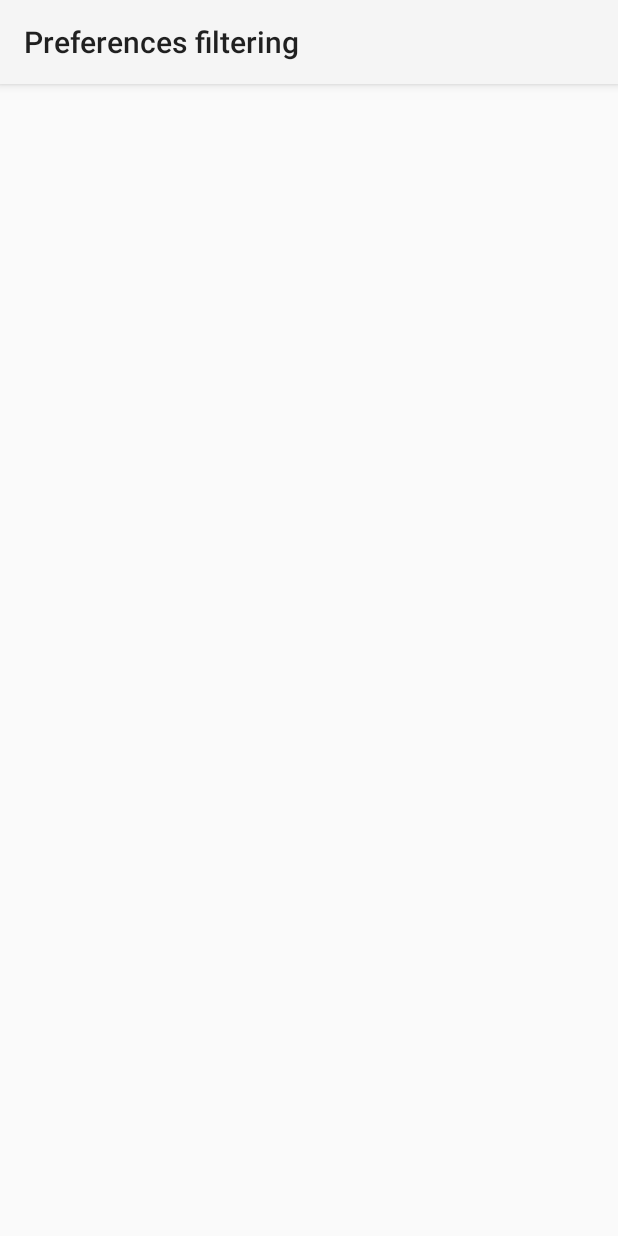
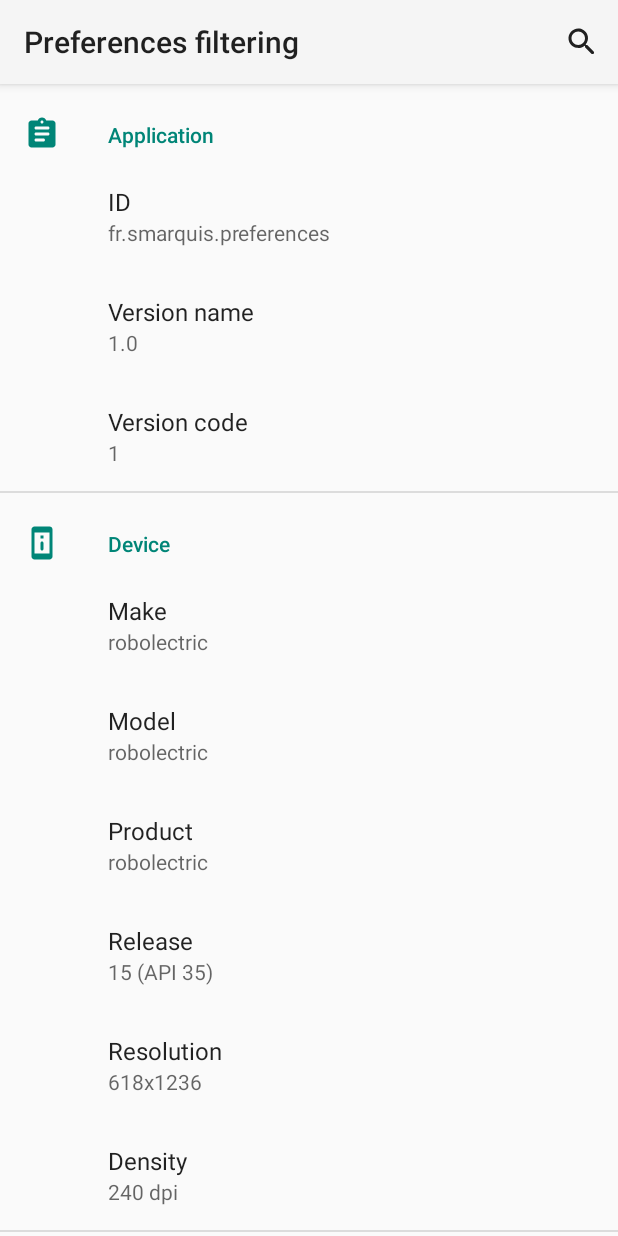
Before and after one commit to SimonMarquis/Preferences-filtering, an Android app: the screen it shows after launch (SettingsActivity), on a phone screen of 412 x 824 dp. Run offline under Robolectric (Android 15) with nearby library versions, the phone set to English and light mode, and no system bars; our stand-ins replace androidx.preference; 4 statements that could not run were skipped.

Commit message:
Create SettingsFragment and filtering mechanism

```diff
--- /dev/null
+++ b/app/src/main/java/fr/smarquis/preferences/Filtering.kt
@@ -0,0 +1,40 @@
+package fr.smarquis.preferences
+
+import androidx.annotation.VisibleForTesting
+import androidx.appcompat.widget.SearchView
+import androidx.preference.EditTextPreference
+import androidx.preference.ListPreference
+import androidx.preference.MultiSelectListPreference
+import androidx.preference.Preference
+import androidx.preference.PreferenceGroup
+import androidx.preference.PreferenceScreen
+import androidx.preference.SeekBarPreference
+import androidx.preference.TwoStatePreference
+import androidx.preference.children
+
+object Filtering {
+
+    operator fun invoke(preference: Preference, string: String?) = preference.filter(string)
+
+    @VisibleForTesting
+    fun Preference.filter(string: String?): Boolean = when {
+        this is PreferenceGroup -> children.map { it.filter(string) }.count { it } > 0
+        string.isNullOrBlank() -> true
+        string in title -> true
+        string in summary -> true
+        this is EditTextPreference -> string in text
+        this is SeekBarPreference -> string in value.toString()
+        this is TwoStatePreference -> string in if (isChecked) summaryOn else summaryOff
+        this is ListPreference -> string in value
+        this is MultiSelectListPreference -> values.any { string in it }
+        else -> false
+    }.also { isVisible = it }
+
+    private operator fun CharSequence?.contains(filter: String?): Boolean = this?.contains(filter.orEmpty(), ignoreCase = true) ?: false
+
+}
+
+fun SearchView.attachFiltering(screen: PreferenceScreen) = setOnQueryTextListener(object : SearchView.OnQueryTextListener {
+    override fun onQueryTextSubmit(query: String) = Filtering(screen, query)
+    override fun onQueryTextChange(newText: String) = Filtering(screen, newText)
+})
--- /dev/null
+++ b/app/src/main/java/fr/smarquis/preferences/SettingsFragment.kt
@@ -0,0 +1,81 @@
+package fr.smarquis.preferences
+
+import android.os.Build.MANUFACTURER
+import android.os.Build.MODEL
+import android.os.Build.PRODUCT
+import android.os.Build.VERSION.RELEASE
+import android.os.Build.VERSION.SDK_INT
+import android.os.Bundle
+import android.text.style.ImageSpan
+import android.view.Menu
+import android.view.MenuInflater
+import android.view.View
+import android.widget.TextView
+import androidx.appcompat.widget.SearchView
+import androidx.core.text.buildSpannedString
+import androidx.core.text.inSpans
+import androidx.core.view.isVisible
+import androidx.preference.MultiSelectListPreference
+import androidx.preference.Preference
+import androidx.preference.Preference.SummaryProvider
+import androidx.preference.PreferenceFragmentCompat
+import androidx.recyclerview.widget.RecyclerView.AdapterDataObserver
+import fr.smarquis.preferences.BuildConfig.APPLICATION_ID
+import fr.smarquis.preferences.BuildConfig.VERSION_CODE
+import fr.smarquis.preferences.BuildConfig.VERSION_NAME
+import androidx.preference.R as PreferenceR
+
+class SettingsFragment : PreferenceFragmentCompat() {
+
+    override fun onCreate(savedInstanceState: Bundle?) {
+        super.onCreate(savedInstanceState)
+        setHasOptionsMenu(true)
+    }
+
+    override fun onViewCreated(view: View, savedInstanceState: Bundle?) {
+        super.onViewCreated(view, savedInstanceState)
+        /* Configure the [emptyView] */
+        val emptyView = view.findViewById<TextView>(android.R.id.empty).apply {
+            text = buildSpannedString {
+                inSpans(ImageSpan(context, R.mipmap.ic_launcher)) { append("Empty…") }
+            }
+        }
+        /* Update the [emptyView]'s visibility based on the adapter's item count */
+        with(listView.adapter!!) {
+            registerAdapterDataObserver(object : AdapterDataObserver() {
+                override fun onChanged() {
+                    emptyView.isVisible = itemCount == 0
+                }
+            })
+        }
+    }
+
+    override fun onCreatePreferences(savedInstanceState: Bundle?, rootKey: String?) {
+        setPreferencesFromResource(R.xml.preferences, rootKey)
+        /* Application */
+        findPreference<Preference>("pref_app_applicationId")!!.summary = APPLICATION_ID
+        findPreference<Preference>("pref_app_versionName")!!.summary = VERSION_NAME
+        findPreference<Preference>("pref_app_versionCode")!!.summary = VERSION_CODE.toString()
+        /* Device */
+        val displayMetrics = requireContext().resources.displayMetrics
+        findPreference<Preference>("pref_device_make")!!.summary = MANUFACTURER
+        findPreference<Preference>("pref_device_model")!!.summary = MODEL
+        findPreference<Preference>("pref_device_product")!!.summary = PRODUCT
+        findPreference<Preference>("pref_device_release")!!.summary = "$RELEASE (API $SDK_INT)"
+        findPreference<Preference>("pref_device_resolution")!!.summary = "${displayMetrics.widthPixels}x${displayMetrics.heightPixels}"
+        findPreference<Preference>("pref_device_density")!!.summary = "${displayMetrics.densityDpi} dpi"
+        /* AndroidX */
+        findPreference<MultiSelectListPreference>("pref_androidx_MultiSelectListPreference")!!.summaryProvider = SummaryProvider<MultiSelectListPreference> {
+            if (it.values.isEmpty()) it.context.getString(PreferenceR.string.not_set)
+            else it.values.joinToString { value -> it.entries[it.findIndexOfValue(value)] }
+        }
+    }
+
+    override fun onCreateOptionsMenu(menu: Menu, inflater: MenuInflater) {
+        super.onCreateOptionsMenu(menu, inflater)
+        inflater.inflate(R.menu.menu_settings, menu)
+        /* Attach the filtering mechanism */
+        (menu.findItem(R.id.menu_item_search).actionView as SearchView).attachFiltering(preferenceScreen)
+    }
+
+}
--- /dev/null
+++ b/app/src/main/res/drawable/ic_androidx_24.xml
@@ -0,0 +1,10 @@
+<vector xmlns:android="http://schemas.android.com/apk/res/android"
+    android:width="24dp"
+    android:height="24dp"
+    android:tint="?colorControlActivated"
+    android:viewportWidth="24"
+    android:viewportHeight="24">
+    <path
+        android:fillColor="@android:color/white"
+        android:pathData="M17.6,9.48l1.84,-3.18c0.16,-0.31 0.04,-0.69 -0.26,-0.85c-0.29,-0.15 -0.65,-0.06 -0.83,0.22l-1.88,3.24c-2.86,-1.21 -6.08,-1.21 -8.94,0L5.65,5.67c-0.19,-0.29 -0.58,-0.38 -0.87,-0.2C4.5,5.65 4.41,6.01 4.56,6.3L6.4,9.48C3.3,11.25 1.28,14.44 1,18h22C22.72,14.44 20.7,11.25 17.6,9.48zM7,15.25c-0.69,0 -1.25,-0.56 -1.25,-1.25c0,-0.69 0.56,-1.25 1.25,-1.25S8.25,13.31 8.25,14C8.25,14.69 7.69,15.25 7,15.25zM17,15.25c-0.69,0 -1.25,-0.56 -1.25,-1.25c0,-0.69 0.56,-1.25 1.25,-1.25s1.25,0.56 1.25,1.25C18.25,14.69 17.69,15.25 17,15.25z" />
+</vector>
--- /dev/null
+++ b/app/src/main/res/drawable/ic_application_24.xml
@@ -0,0 +1,10 @@
+<vector xmlns:android="http://schemas.android.com/apk/res/android"
+    android:width="24dp"
+    android:height="24dp"
+    android:tint="?colorControlActivated"
+    android:viewportWidth="24"
+    android:viewportHeight="24">
+    <path
+        android:fillColor="@android:color/white"
+        android:pathData="M19,3h-4.18C14.4,1.84 13.3,1 12,1s-2.4,0.84 -2.82,2L5,3c-1.1,0 -2,0.9 -2,2v14c0,1.1 0.9,2 2,2h14c1.1,0 2,-0.9 2,-2L21,5c0,-1.1 -0.9,-2 -2,-2zM12,3c0.55,0 1,0.45 1,1s-0.45,1 -1,1 -1,-0.45 -1,-1 0.45,-1 1,-1zM13,17L8,17c-0.55,0 -1,-0.45 -1,-1s0.45,-1 1,-1h5c0.55,0 1,0.45 1,1s-0.45,1 -1,1zM16,13L8,13c-0.55,0 -1,-0.45 -1,-1s0.45,-1 1,-1h8c0.55,0 1,0.45 1,1s-0.45,1 -1,1zM16,9L8,9c-0.55,0 -1,-0.45 -1,-1s0.45,-1 1,-1h8c0.55,0 1,0.45 1,1s-0.45,1 -1,1z" />
+</vector>
--- /dev/null
+++ b/app/src/main/res/drawable/ic_device_24.xml
@@ -0,0 +1,10 @@
+<vector xmlns:android="http://schemas.android.com/apk/res/android"
+    android:width="24dp"
+    android:height="24dp"
+    android:tint="?colorControlActivated"
+    android:viewportWidth="24"
+    android:viewportHeight="24">
+    <path
+        android:fillColor="@android:color/white"
+        android:pathData="M13,7h-2v2h2L13,7zM12,11c-0.55,0 -1,0.45 -1,1v4c0,0.55 0.45,1 1,1s1,-0.45 1,-1v-4c0,-0.55 -0.45,-1 -1,-1zM17,1.01L7,1c-1.1,0 -2,0.9 -2,2v18c0,1.1 0.9,2 2,2h10c1.1,0 2,-0.9 2,-2L19,3c0,-1.1 -0.9,-1.99 -2,-1.99zM17,19L7,19L7,5h10v14z" />
+</vector>
--- /dev/null
+++ b/app/src/main/res/drawable/ic_search_24.xml
@@ -0,0 +1,10 @@
+<vector xmlns:android="http://schemas.android.com/apk/res/android"
+    android:width="24dp"
+    android:height="24dp"
+    android:tint="?colorControlNormal"
+    android:viewportWidth="24"
+    android:viewportHeight="24">
+    <path
+        android:fillColor="@android:color/white"
+        android:pathData="M15.5,14h-0.79l-0.28,-0.27c1.2,-1.4 1.82,-3.31 1.48,-5.34 -0.47,-2.78 -2.79,-5 -5.59,-5.34 -4.23,-0.52 -7.79,3.04 -7.27,7.27 0.34,2.8 2.56,5.12 5.34,5.59 2.03,0.34 3.94,-0.28 5.34,-1.48l0.27,0.28v0.79l4.25,4.25c0.41,0.41 1.08,0.41 1.49,0 0.41,-0.41 0.41,-1.08 0,-1.49L15.5,14zM9.5,14C7.01,14 5,11.99 5,9.5S7.01,5 9.5,5 14,7.01 14,9.5 11.99,14 9.5,14z" />
+</vector>
--- a/app/src/main/res/layout/settings_activity.xml
+++ b/app/src/main/res/layout/settings_activity.xml
@@ -2,5 +2,10 @@
     android:layout_width="match_parent"
     android:layout_height="match_parent">
 
+    <androidx.fragment.app.FragmentContainerView
+        android:id="@+id/settings"
+        android:name="fr.smarquis.preferences.SettingsFragment"
+        android:layout_width="match_parent"
+        android:layout_height="match_parent" />
 
 </LinearLayout>
--- /dev/null
+++ b/app/src/main/res/menu/menu_settings.xml
@@ -0,0 +1,14 @@
+<?xml version="1.0" encoding="utf-8"?>
+<menu xmlns:android="http://schemas.android.com/apk/res/android"
+    xmlns:app="http://schemas.android.com/apk/res-auto"
+    xmlns:tools="http://schemas.android.com/tools">
+
+    <item
+        android:id="@+id/menu_item_search"
+        android:icon="@drawable/ic_search_24"
+        android:title="Search"
+        app:actionViewClass="androidx.appcompat.widget.SearchView"
+        app:showAsAction="collapseActionView|ifRoom"
+        tools:ignore="HardcodedText" />
+
+</menu>
--- /dev/null
+++ b/app/src/main/res/values/arrays.xml
@@ -0,0 +1,22 @@
+<?xml version="1.0" encoding="utf-8"?>
+<resources>
+
+    <string-array name="entries">
+        <item>Zero</item>
+        <item>One</item>
+        <item>Two</item>
+        <item>Three</item>
+        <item>Four</item>
+        <item>Five</item>
+    </string-array>
+
+    <string-array name="values">
+        <item>0</item>
+        <item>1</item>
+        <item>2</item>
+        <item>3</item>
+        <item>4</item>
+        <item>5</item>
+    </string-array>
+
+</resources>
--- /dev/null
+++ b/app/src/main/res/xml/preferences.xml
@@ -0,0 +1,110 @@
+<PreferenceScreen xmlns:android="http://schemas.android.com/apk/res/android"
+    xmlns:app="http://schemas.android.com/apk/res-auto">
+
+    <PreferenceCategory
+        app:icon="@drawable/ic_application_24"
+        app:title="Application">
+
+        <Preference
+            app:key="pref_app_applicationId"
+            app:title="ID" />
+
+        <Preference
+            app:key="pref_app_versionName"
+            app:title="Version name" />
+
+        <Preference
+            app:key="pref_app_versionCode"
+            app:title="Version code" />
+
+    </PreferenceCategory>
+
+    <PreferenceCategory
+        app:icon="@drawable/ic_device_24"
+        app:initialExpandedChildrenCount="3"
+        app:title="Device">
+
+        <Preference
+            app:key="pref_device_make"
+            app:title="Make" />
+
+        <Preference
+            app:key="pref_device_model"
+            app:title="Model" />
+
+        <Preference
+            app:key="pref_device_product"
+            app:title="Product" />
+
+        <Preference
+            app:key="pref_device_release"
+            app:title="Release" />
+
+        <Preference
+            app:key="pref_device_resolution"
+            app:title="Resolution" />
+
+        <Preference
+            app:key="pref_device_density"
+            app:title="Density" />
+
+    </PreferenceCategory>
+
+    <PreferenceCategory
+        app:icon="@drawable/ic_androidx_24"
+        app:title="AndroidX">
+
+        <Preference
+            app:key="pref_androidx_Preference"
+            app:title="Preference" />
+
+        <CheckBoxPreference
+            app:key="pref_androidx_CheckBoxPreference"
+            app:summaryOff="OFF"
+            app:summaryOn="ON"
+            app:title="CheckBoxPreference" />
+
+        <SwitchPreferenceCompat
+            app:key="pref_androidx_SwitchPreferenceCompat"
+            app:summaryOff="OFF"
+            app:summaryOn="ON"
+            app:switchTextOff="OFF"
+            app:switchTextOn="ON"
+            app:title="SwitchPreferenceCompat" />
+
+        <SeekBarPreference
+            android:max="100"
+            app:defaultValue="50"
+            app:key="pref_androidx_SeekBarPreference"
+            app:min="0"
+            app:showSeekBarValue="true"
+            app:title="SeekBarPreference" />
+
+        <EditTextPreference
+            app:key="pref_androidx_EditTextPreference"
+            app:title="EditTextPreference"
+            app:useSimpleSummaryProvider="true" />
+
+        <DropDownPreference
+            app:entries="@array/entries"
+            app:entryValues="@array/values"
+            app:key="pref_androidx_DropDownPreference"
+            app:title="DropDownPreference"
+            app:useSimpleSummaryProvider="true" />
+
+        <ListPreference
+            app:entries="@array/entries"
+            app:entryValues="@array/values"
+            app:key="pref_androidx_ListPreference"
+            app:title="ListPreference"
+            app:useSimpleSummaryProvider="true" />
+
+        <MultiSelectListPreference
+            app:entries="@array/entries"
+            app:entryValues="@array/values"
+            app:key="pref_androidx_MultiSelectListPreference"
+            app:title="MultiSelectListPreference" />
+
+    </PreferenceCategory>
+
+</PreferenceScreen>
```
